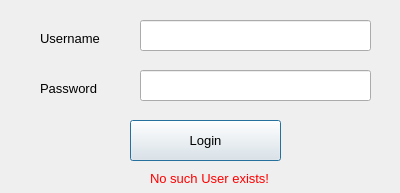
Musab1Blaser/dbms_icc, file App/Login_Screen.ui: the form before one commit.
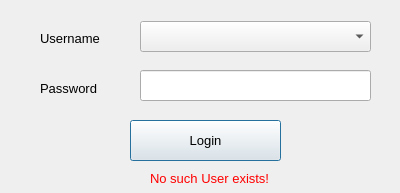
The form after the commit.

Commit message: added dropdown for usernames

Patch:
```diff
--- a/App/Login_Screen.ui
+++ b/App/Login_Screen.ui
@@ -49,16 +49,6 @@
     <string>Username</string>
    </property>
   </widget>
-  <widget class="QLineEdit" name="Username_Entry">
-   <property name="geometry">
-    <rect>
-     <x>140</x>
-     <y>20</y>
-     <width>231</width>
-     <height>31</height>
-    </rect>
-   </property>
-  </widget>
   <widget class="QLineEdit" name="Password_Entry">
    <property name="geometry">
     <rect>
@@ -111,6 +101,16 @@
     <string>No such User exists!</string>
    </property>
   </widget>
+  <widget class="QComboBox" name="Username_ComboBox">
+   <property name="geometry">
+    <rect>
+     <x>140</x>
+     <y>21</y>
+     <width>231</width>
+     <height>31</height>
+    </rect>
+   </property>
+  </widget>
  </widget>
  <resources/>
  <connections/>
```
The commit also changes 2 other files.
